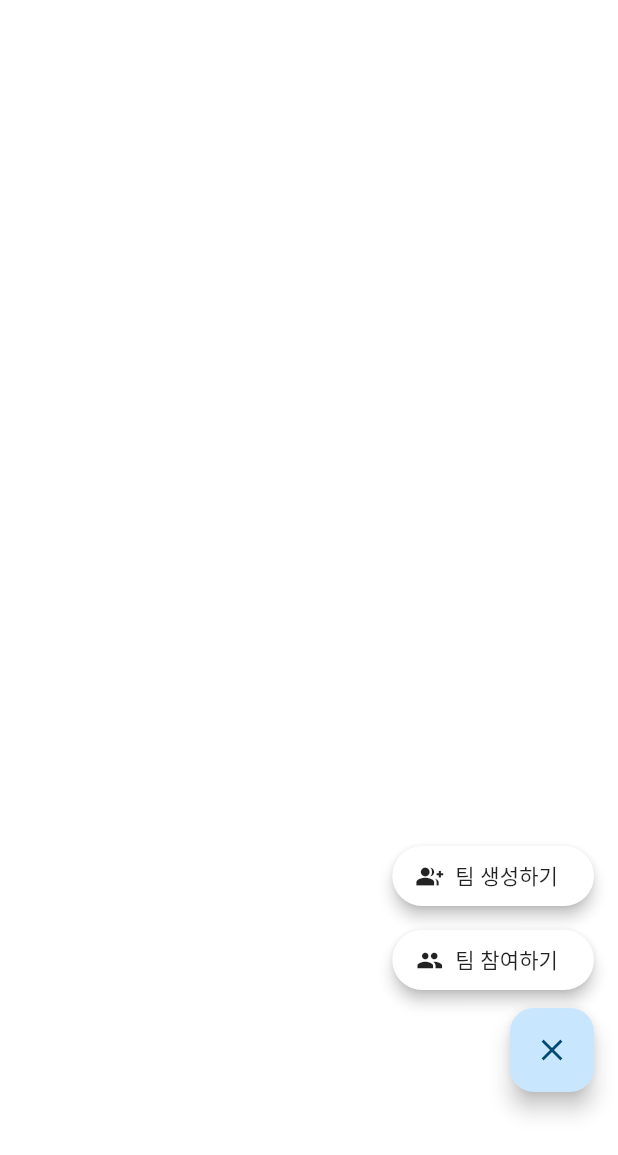
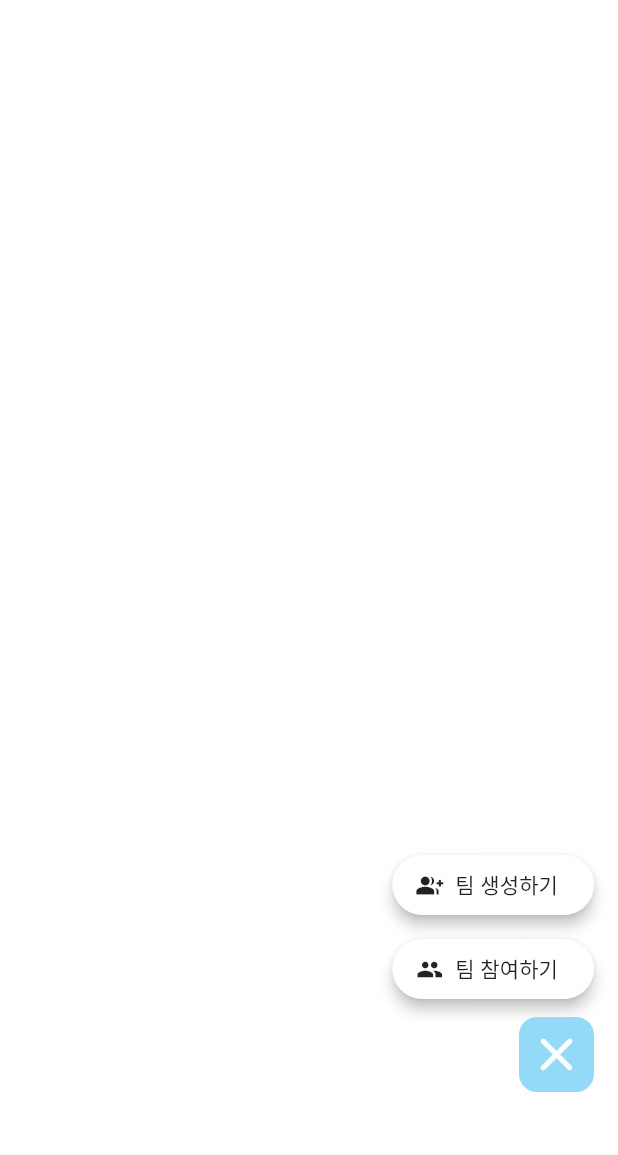
Before and after one commit to hyukjin0419/studyGroupFrontEnd, a Flutter app: the FloatingMenuOverlay widget shown alone on an empty page, opened directly, on a phone screen of 412 x 824 dp. Shown: the top 1155 px of the screen. Run offline on Flutter 3.47's test engine with Material 3 defaults, Android fonts, the phone set to English and light mode, and no system bars; our stand-ins replace firebase_core, firebase_messaging, flutter_local_notifications, flutter_secure_storage, go_router, qr_flutter and 2 more; missing offline and left inert: mobile_scanner; accounts and stored records are empty; network calls fail; Roboto replaces fonts that are missing (Pretendard); project files that could hold a hidden picture were left out.

Commit message:
floating btn 스타일 수정

```diff
--- a/lib/screens/study/widgets/floating_menu_overlay.dart
+++ b/lib/screens/study/widgets/floating_menu_overlay.dart
@@ -1,6 +1,7 @@
 import 'package:flutter/material.dart';
 import 'package:go_router/go_router.dart';
 import 'package:study_group_front_end/screens/study/widgets/dialog/create_study_dialog.dart';
+import 'package:study_group_front_end/util/color_converters.dart';
 
 class FloatingMenuOverlay extends StatelessWidget {
   const FloatingMenuOverlay({super.key});
@@ -56,9 +57,22 @@ class FloatingMenuOverlay extends StatelessWidget {
                   },
                 ),
                 const SizedBox(height: 8),
-                FloatingActionButton(
-                  onPressed: () => Navigator.of(context).pop(),
-                  child: const Icon(Icons.close),
+                SizedBox(
+                  height: 50,
+                  width: 50,
+                  child: FloatingActionButton(
+                    onPressed: () => Navigator.of(context).pop(),
+                    shape: RoundedRectangleBorder(
+                      borderRadius: BorderRadius.circular(12),
+                    ),
+                    elevation: 0,
+                    backgroundColor: hexToColor("0xFF93DAF8"),
+                    foregroundColor: Colors.white,
+                    child: const Icon(
+                      Icons.close_rounded,
+                      size: 38,
+                    ),
+                  ),
                 )
               ],
             ),
--- a/lib/screens/study/widgets/study_card.dart
+++ b/lib/screens/study/widgets/study_card.dart
@@ -27,6 +27,7 @@ class StudyCard extends StatelessWidget {
         );
       },
       child: Card(
+        elevation: 0,
         color: hexToColor(study.personalColor),
           child: Stack(
             children: [
```
Also changed, not shown: lib/screens/study/studies_screen.dart (+20 -7 lines). Lines whose indentation alone changed are shown as unchanged.
